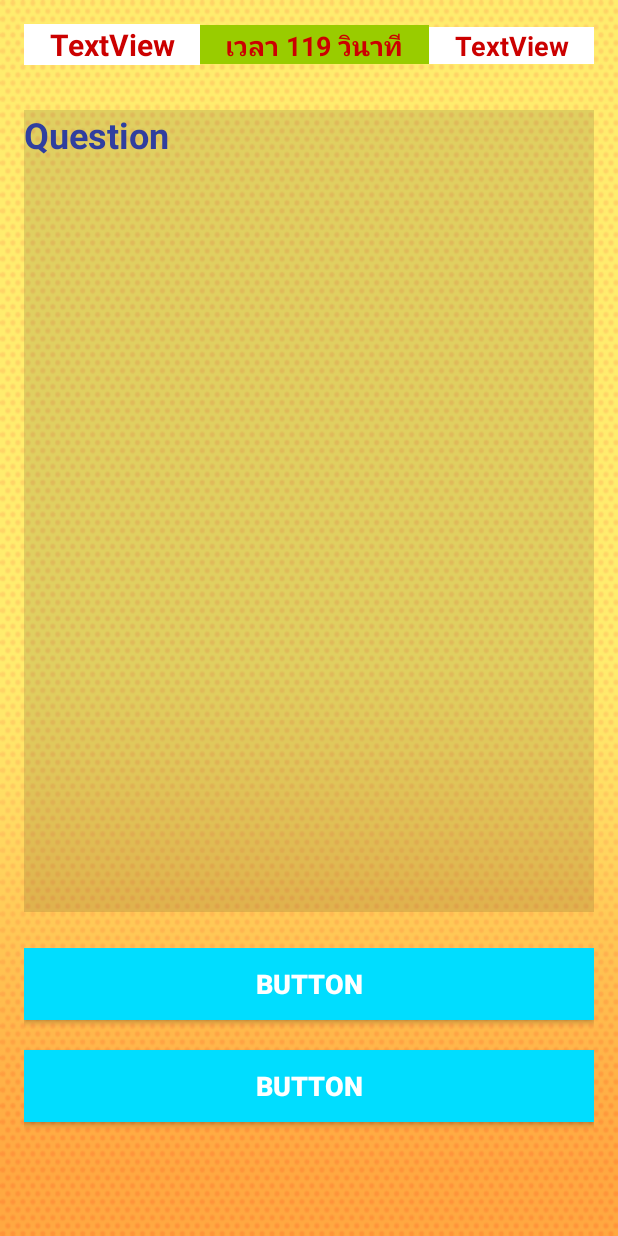
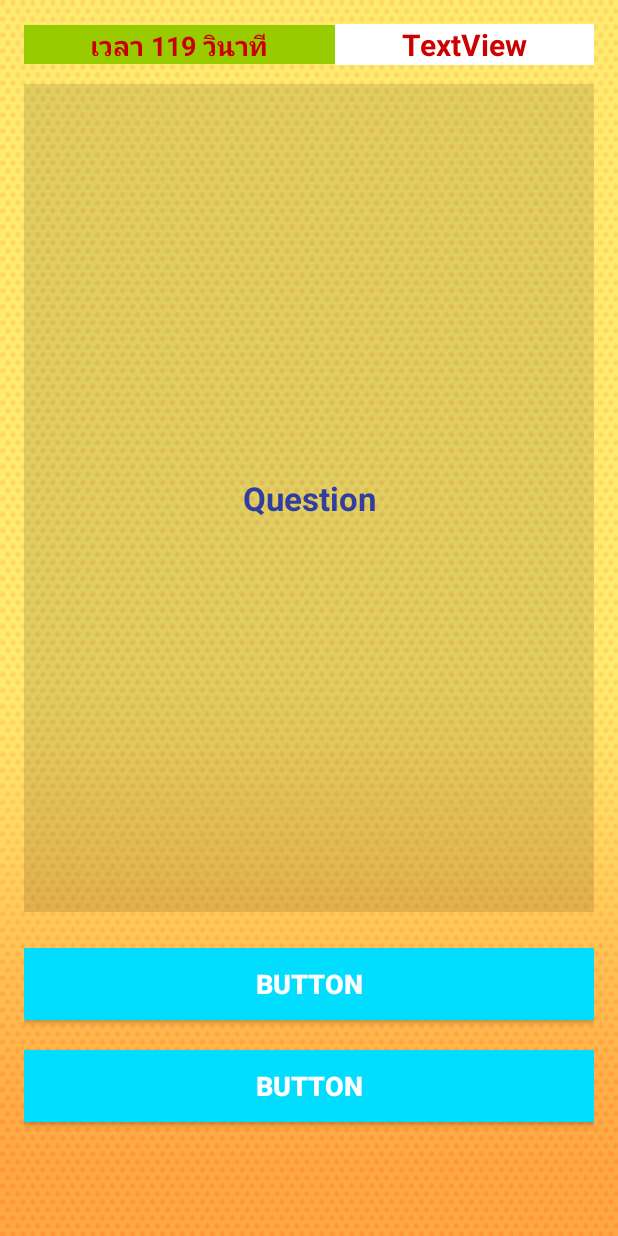
Before and after one commit to PhiangthongThongyuak/Game-Proverbs, an Android app: the PlayActivity screen opened directly, with no data from a screen before it, on a phone screen of 412 x 824 dp. Run offline under Robolectric (Android 15) with nearby library versions, the phone set to English and light mode, and no system bars; pictures from the network do not load; 9 statements that could not run were skipped.

Commit message:
edit play page

```diff
--- a/app/src/main/java/rtc/paritta/phiangthong/gameproverbs/PlayActivity.java
+++ b/app/src/main/java/rtc/paritta/phiangthong/gameproverbs/PlayActivity.java
@@ -26,7 +26,7 @@ public class PlayActivity extends AppCompatActivity implements View.OnClickListe
         //Bind Widget
         scoreTextView = (TextView) findViewById(R.id.textView);
         timeTextView = (TextView) findViewById(R.id.textView2);
-        articleTextView = (TextView) findViewById(R.id.textView3);
+        //articleTextView = (TextView) findViewById(R.id.textView3);
         questiontextView = (TextView) findViewById(R.id.textView4);
         choice1Button = (Button) findViewById(R.id.button1);
         choice2Button = (Button) findViewById(R.id.button2);
--- a/app/src/main/res/layout/activity_play.xml
+++ b/app/src/main/res/layout/activity_play.xml
@@ -11,45 +11,7 @@
     android:paddingTop="@dimen/activity_vertical_margin"
     tools:context="rtc.paritta.phiangthong.gameproverbs.PlayActivity"
     android:background="@drawable/wall20">
-    <LinearLayout
-        android:orientation="horizontal"
-        android:layout_width="match_parent"
-        android:layout_height="wrap_content"
-        android:id="@+id/linTop">
-        <TextView
-            android:text="TextView"
-            android:layout_width="wrap_content"
-            android:layout_height="wrap_content"
-            android:id="@+id/textView"
-            android:layout_weight="1"
-            android:textSize="20sp"
-            android:textStyle="normal|bold"
-            android:textColor="@android:color/holo_red_dark"
-            android:background="@android:color/background_light"
-            android:textAlignment="center" />
-        <TextView
-            android:text="TextView"
-            android:layout_width="wrap_content"
-            android:layout_height="wrap_content"
-            android:id="@+id/textView2"
-            android:layout_weight="1"
-            android:textSize="18sp"
-            android:textColor="@android:color/holo_red_dark"
-            android:textStyle="normal|bold"
-            android:background="@android:color/holo_green_light"
-            android:textAlignment="center" />
-        <TextView
-            android:layout_width="wrap_content"
-            android:layout_height="wrap_content"
-            android:id="@+id/textView3"
-            android:layout_weight="1"
-            android:textColor="@android:color/holo_red_dark"
-            android:textSize="18sp"
-            android:textStyle="normal|bold"
-            android:text="TextView"
-            android:background="@android:color/background_light"
-            android:textAlignment="center" />
-    </LinearLayout>
+
     <LinearLayout
         android:orientation="vertical"
         android:layout_width="match_parent"
@@ -77,10 +39,45 @@
             android:textSize="18sp"
             android:textStyle="normal|bold" />
     </LinearLayout>
+
+    <LinearLayout
+        android:orientation="horizontal"
+        android:layout_width="match_parent"
+        android:layout_height="wrap_content"
+        android:id="@+id/linTop"
+        android:layout_alignParentTop="true"
+        android:layout_alignParentLeft="true"
+        android:layout_alignParentStart="true">
+
+        <TextView
+            android:text="TextView"
+            android:layout_width="wrap_content"
+            android:layout_height="wrap_content"
+            android:id="@+id/textView2"
+            android:layout_weight="1"
+            android:textSize="18sp"
+            android:textColor="@android:color/holo_red_dark"
+            android:textStyle="normal|bold"
+            android:background="@android:color/holo_green_light"
+            android:textAlignment="center" />
+
+        <TextView
+            android:text="TextView"
+            android:layout_width="wrap_content"
+            android:layout_height="wrap_content"
+            android:id="@+id/textView"
+            android:layout_weight="1"
+            android:textSize="20sp"
+            android:textStyle="normal|bold"
+            android:textColor="@android:color/holo_red_dark"
+            android:background="@android:color/background_light"
+            android:textAlignment="center" />
+    </LinearLayout>
+
     <RelativeLayout
         android:layout_width="match_parent"
         android:layout_height="match_parent"
-        android:layout_below="@+id/linTop"
+        android:layout_alignParentTop="true"
         android:layout_alignParentLeft="true"
         android:layout_alignParentStart="true">
         <TextView
@@ -89,10 +86,11 @@
             android:layout_height="match_parent"
             android:id="@+id/textView4"
             android:layout_marginBottom="200dp"
-            android:layout_marginTop="30dp"
-            android:textSize="24sp"
+            android:layout_marginTop="40dp"
+            android:textSize="22sp"
             android:textColor="@color/colorPrimaryDark"
             android:textStyle="normal|bold"
-            android:background="?attr/colorControlHighlight" />
+            android:background="?attr/colorControlHighlight"
+            android:gravity="center" />
     </RelativeLayout>
 </RelativeLayout>
```
